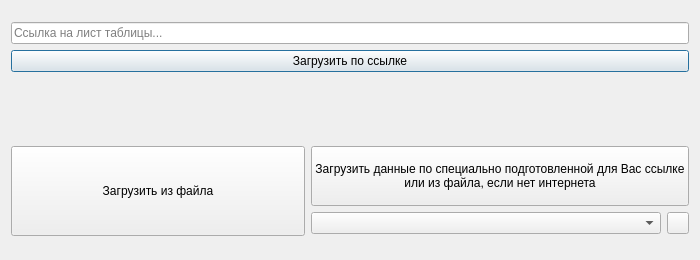
Above: res/ui/download_dialog.ui from AlexPishchikov/fresco before the change. Below: the same form after it.
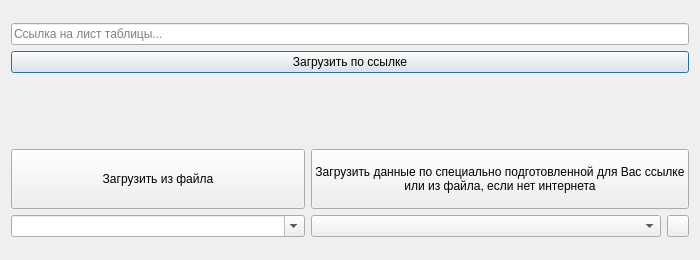
That is the form after the change.

The edit to the form file:
```diff
--- a/res/ui/download_dialog.ui
+++ b/res/ui/download_dialog.ui
@@ -91,7 +91,7 @@
          <property name="minimumSize">
           <size>
            <width>0</width>
-           <height>90</height>
+           <height>60</height>
           </size>
          </property>
          <property name="text">
@@ -99,6 +99,13 @@
          </property>
         </widget>
        </item>
+       <item>
+        <widget class="QComboBox" name="rating_column_name_combo_box">
+         <property name="editable">
+          <bool>true</bool>
+         </property>
+        </widget>
+       </item>
       </layout>
      </item>
      <item>
```
